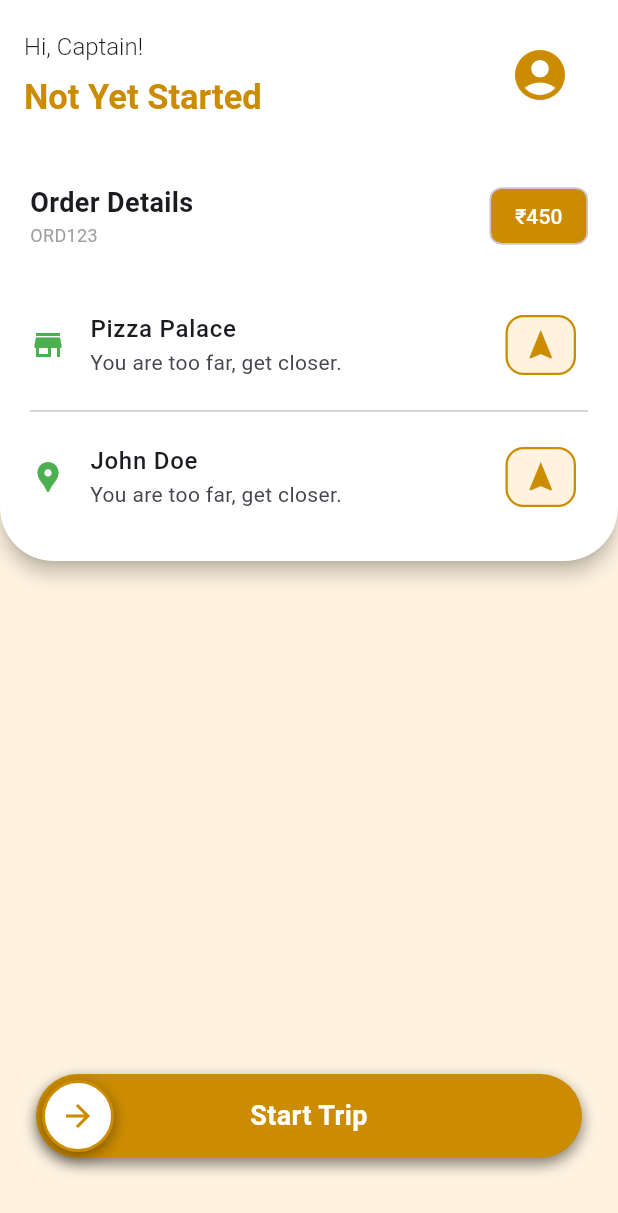
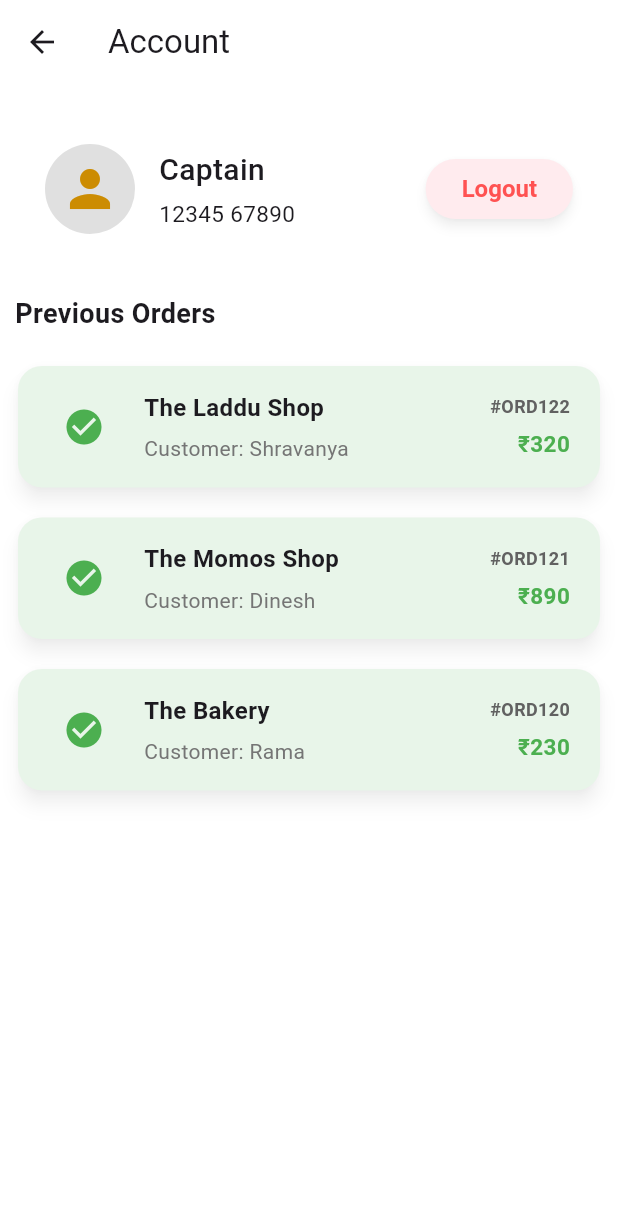
Before and after one commit to sree-vignesh/driver_flutter_app, a Flutter app: the OrderScreen screen opened by its route, after a tap on the "account circle" icon, on a phone screen of 412 x 824 dp. Shown: the top 1213 px of the screen. Run offline on Flutter 3.47's test engine with Material 3 defaults, Android fonts, the phone set to English and light mode, and no system bars; our stand-ins replace geolocator.

Commit message:
Mostly done.

```diff
--- a/lib/components/appbar_custom.dart
+++ b/lib/components/appbar_custom.dart
@@ -11,6 +11,8 @@ class CustomAppBar extends StatelessWidget implements PreferredSizeWidget {
     return AppBar(
       automaticallyImplyLeading: false,
       backgroundColor: Colors.white,
+
+      // backgroundColor: AppColors.background,
       toolbarHeight: 100,
       title: Column(
         crossAxisAlignment: CrossAxisAlignment.start,
@@ -40,7 +42,7 @@ class CustomAppBar extends StatelessWidget implements PreferredSizeWidget {
             size: 40,
           ),
           onPressed: () {
-            // profile
+            Navigator.pushNamed(context, '/account');
           },
         ),
         const SizedBox(width: 24),
--- a/lib/components/order_card.dart
+++ b/lib/components/order_card.dart
@@ -21,6 +21,8 @@ class OrderCard extends StatelessWidget {
       color: Colors.white,
       margin: const EdgeInsets.symmetric(vertical: 0),
       elevation: 5,
+      shadowColor: Colors.black.withOpacity(0.9),
+
       shape: RoundedRectangleBorder(
         borderRadius: BorderRadius.only(
           bottomLeft: Radius.circular(36),
--- a/lib/core/colors.dart
+++ b/lib/core/colors.dart
@@ -8,7 +8,9 @@ class AppColors {
 
   // static const background = Color.fromRGBO(253, 253, 229, 1);
 
-  static const background = Color.fromRGBO(250, 247, 247, 1);
+  // static var background = Colors.orange.shade50;
+  static const background = Colors.white;
   static const textSecondary = Color.fromRGBO(158, 158, 158, 1);
-  static var scaffoldBackgroundColor = Colors.orange.shade50;
+  // static var scaffoldBackgroundColor = Colors.orange.shade50;
+  static var scaffoldBackgroundColor = const Color.fromARGB(255, 255, 255, 255);
 }
--- a/lib/main.dart
+++ b/lib/main.dart
@@ -1,4 +1,5 @@
 import 'package:driver_app/core/colors.dart';
+import 'package:driver_app/screens/account_screen.dart';
 import 'package:flutter/material.dart';
 import 'screens/login_screen.dart';
 import 'screens/order_screen.dart';
@@ -63,6 +64,7 @@ class DriverApp extends StatelessWidget {
       routes: {
         '/': (context) => const LoginScreen(),
         '/order': (context) => const OrderScreen(),
+        '/account': (context) => const AccountScreen(),
       },
     );
   }
--- a/lib/models/order.dart
+++ b/lib/models/order.dart
@@ -1,3 +1,5 @@
+import 'package:flutter/material.dart';
+
 class Order {
   final String id;
   final String restaurantName;
@@ -20,14 +22,46 @@ class Order {
   });
 }
 
-// Dummy assigned order
 const dummyOrder = Order(
   id: "ORD123",
-  restaurantName: "Pizza Palace",
-  restaurantLat: 12.9715, // Restaurant coords
+  restaurantName: "The Briyani Shop",
+  restaurantLat: 12.9715,
   restaurantLng: 77.5946,
-  customerName: "John Doe",
-  customerLat: 12.9717, // Just ~11m away from restaurant
+  customerName: "Kishore",
+  customerLat: 12.9717,
   customerLng: 77.5947,
   amount: 450.0,
 );
+
+const previousOrders = [
+  Order(
+    id: "ORD122",
+    restaurantName: "The Laddu Shop",
+    restaurantLat: 12.9720,
+    restaurantLng: 77.5950,
+    customerName: "Shravanya",
+    customerLat: 12.9730,
+    customerLng: 77.5960,
+    amount: 320.0,
+  ),
+  Order(
+    id: "ORD121",
+    restaurantName: "The Momos Shop",
+    restaurantLat: 12.9750,
+    restaurantLng: 77.5980,
+    customerName: "Dinesh",
+    customerLat: 12.9760,
+    customerLng: 77.5990,
+    amount: 890.0,
+  ),
+  Order(
+    id: "ORD120",
+    restaurantName: "The Bakery",
+    restaurantLat: 12.9750,
+    restaurantLng: 77.5980,
+    customerName: "Rama",
+    customerLat: 12.9760,
+    customerLng: 77.5990,
+    amount: 230.0,
+  ),
+];
--- /dev/null
+++ b/lib/screens/account_screen.dart
@@ -0,0 +1,197 @@
+import 'package:driver_app/core/colors.dart';
+import 'package:driver_app/models/order.dart';
+import 'package:flutter/material.dart';
+
+class AccountScreen extends StatelessWidget {
+  const AccountScreen({super.key});
+
+  @override
+  Widget build(BuildContext context) {
+    final user = "Captain";
+
+    return Scaffold(
+      appBar: AppBar(
+        title: const Text("Account"),
+        backgroundColor: AppColors.scaffoldBackgroundColor,
+      ),
+      body: ListView(
+        padding: const EdgeInsets.symmetric(horizontal: 10, vertical: 20),
+        children: [
+          // Profile card
+          Card(
+            color: AppColors.background,
+            elevation: 0,
+            shape: RoundedRectangleBorder(
+              borderRadius: BorderRadius.circular(16),
+            ),
+            margin: const EdgeInsets.only(bottom: 20),
+            child: Padding(
+              padding: const EdgeInsets.all(20.0),
+              child: Row(
+                mainAxisAlignment: MainAxisAlignment.spaceBetween,
+                crossAxisAlignment: CrossAxisAlignment.center,
+                children: [
+                  // Avatar + name
+                  Row(
+                    children: [
+                      CircleAvatar(
+                        radius: 30,
+                        backgroundColor: Colors.grey[300],
+                        child: Icon(
+                          Icons.person,
+                          size: 40,
+                          color: AppColors.primary,
+                        ),
+                      ),
+                      const SizedBox(width: 16),
+                      Column(
+                        crossAxisAlignment: CrossAxisAlignment.start,
+                        children: [
+                          Text(
+                            user,
+                            style: const TextStyle(
+                              fontSize: 20,
+                              fontWeight: FontWeight.w500,
+                            ),
+                          ),
+                          const SizedBox(height: 4),
+                          const Text(
+                            "12345 67890",
+                            style: TextStyle(fontSize: 15),
+                          ),
+                        ],
+                      ),
+                    ],
+                  ),
+
+                  // Logout button (no Flexible/SizedBox conflict)
+                  ElevatedButton(
+                    onPressed: () {
+                      Navigator.pushReplacementNamed(context, "/");
+                    },
+                    style: ElevatedButton.styleFrom(
+                      elevation: 3,
+                      shadowColor: Colors.black.withOpacity(0.3),
+
+                      minimumSize: const Size(70, 40),
+                      backgroundColor: Colors.red.shade50,
+                      foregroundColor: Colors.redAccent,
+                      shape: RoundedRectangleBorder(
+                        borderRadius: BorderRadius.circular(120),
+                      ),
+                    ),
+                    child: const Text("Logout", style: TextStyle(fontSize: 16)),
+                  ),
+                ],
+              ),
+            ),
+          ),
+
+          const Text(
+            "Previous Orders",
+            style: TextStyle(fontSize: 18, fontWeight: FontWeight.bold),
+          ),
+          const SizedBox(height: 12),
+
+          // Orders list
+          if (previousOrders.isEmpty)
+            const Center(child: Text("No orders yet"))
+          else
+            ...previousOrders.map((order) {
+              return Card(
+                color: Colors.green.shade50,
+                elevation: 5,
+                shadowColor: Colors.black.withOpacity(0.3),
+                margin: const EdgeInsets.symmetric(vertical: 10, horizontal: 2),
+                shape: RoundedRectangleBorder(
+                  borderRadius: BorderRadius.circular(16),
+                ),
+                child: InkWell(
+                  borderRadius: BorderRadius.circular(16),
+                  onTap: () {
+                    // TODO: navigate to order details
+                  },
+                  child: Padding(
+                    padding: const EdgeInsets.symmetric(
+                      horizontal: 20,
+                      vertical: 16,
+                    ),
+                    child: Row(
+                      children: [
+                        // Icon or status indicator
+                        Container(
+                          height: 48,
+                          width: 48,
+                          decoration: BoxDecoration(
+                            color: Colors.green.shade50,
+                            borderRadius: BorderRadius.circular(12),
+                          ),
+                          child: const Icon(
+                            Icons.check_circle,
+                            color: Colors.green,
+                            size: 28,
+                          ),
+                        ),
+
+                        const SizedBox(width: 16),
+
+                        // Restaurant + customer
+                        Expanded(
+                          child: Column(
+                            crossAxisAlignment: CrossAxisAlignment.start,
+                            children: [
+                              Text(
+                                order.restaurantName,
+                                style: const TextStyle(
+                                  fontSize: 16,
+                                  fontWeight: FontWeight.w600,
+                                ),
+                                overflow: TextOverflow.ellipsis,
+                              ),
+                              const SizedBox(height: 6),
+                              Text(
+                                "Customer: ${order.customerName}",
+                                style: TextStyle(
+                                  fontSize: 14,
+                                  color: Colors.grey.shade600,
+                                ),
+                                overflow: TextOverflow.ellipsis,
+                              ),
+                            ],
+                          ),
+                        ),
+
+                        // Order details (ID + amount)
+                        Column(
+                          crossAxisAlignment: CrossAxisAlignment.end,
+                          children: [
+                            Text(
+                              "#${order.id}",
+                              style: TextStyle(
+                                fontWeight: FontWeight.bold,
+                                fontSize: 12,
+                                color: Colors.grey.shade700,
+                              ),
+                            ),
+                            const SizedBox(height: 6),
+                            Text(
+                              "₹${order.amount.toStringAsFixed(0)}",
+                              style: const TextStyle(
+                                fontSize: 15,
+                                fontWeight: FontWeight.w600,
+                                color: Colors.green,
+                              ),
+                            ),
+                          ],
+                        ),
+                      ],
+                    ),
+                  ),
+                ),
+              );
+            }),
+        ],
+      ),
+    );
+  }
+}
--- a/lib/screens/login_screen.dart
+++ b/lib/screens/login_screen.dart
@@ -50,7 +50,7 @@ class _LoginScreenState extends State<LoginScreen> {
               crossAxisAlignment: CrossAxisAlignment.center,
               children: [
                 Text(
-                  " Basic Driver App",
+                  " Basic Driver App ",
                   style: TextStyle(
                     fontSize: 32,
                     fontWeight: FontWeight.bold,
```
